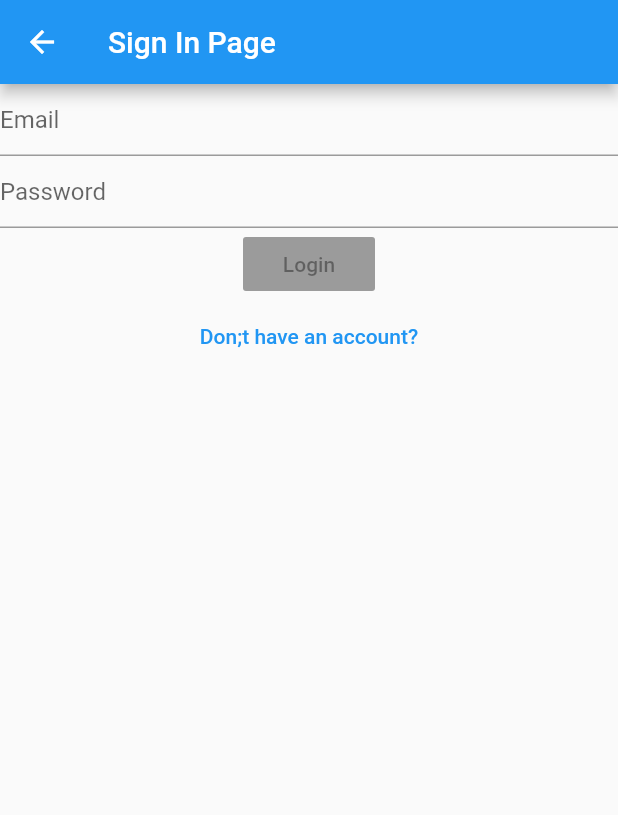
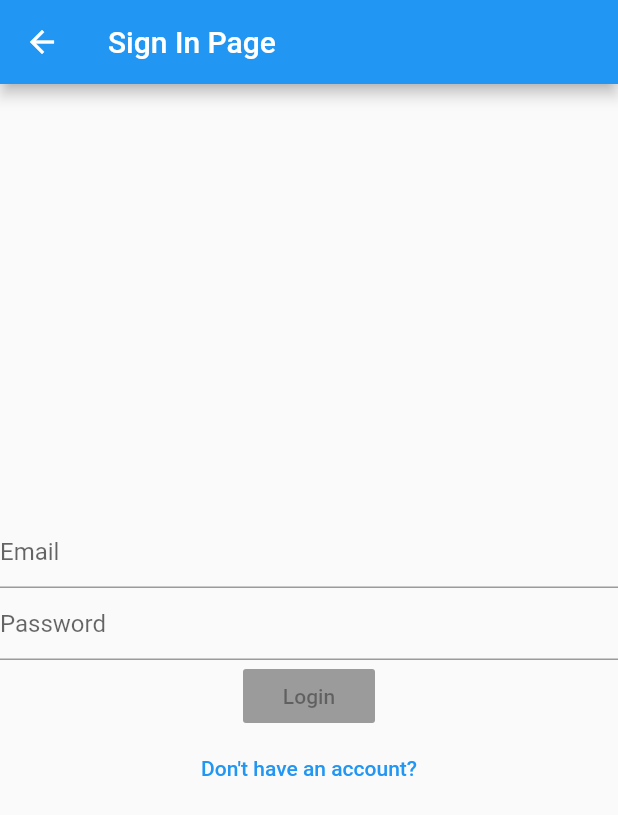
Before and after one commit to aiswaryasankar/dbreif_mobile, a Flutter app: the ThirdPage screen opened directly, on a phone screen of 412 x 824 dp. Shown: the top 815 px of the screen. Run offline on Flutter 3.47's test engine with Material 2 defaults, Android fonts, the phone set to English and light mode, and no system bars.

Commit message:
centered log in

```diff
--- a/lib/main.dart
+++ b/lib/main.dart
@@ -94,7 +94,10 @@ class ThirdPage extends StatelessWidget {
         appBar: AppBar(
           title: Text(title),
         ),
-        body: Column(children: [
+        body: Column(
+            mainAxisAlignment: MainAxisAlignment.center,
+            crossAxisAlignment: CrossAxisAlignment.center,
+            children: [
               TextField(
                   decoration: InputDecoration(
                 hintText: "Email",
@@ -116,7 +119,7 @@ class ThirdPage extends StatelessWidget {
                           builder: (context) =>
                               const SecondPage(title: 'Sign Up Page')));
                 },
-            child: const Text("Don;t have an account?"),
+                child: const Text("Don't have an account?"),
               ),
             ]));
   }
```
Lines whose indentation alone changed are shown as unchanged.
